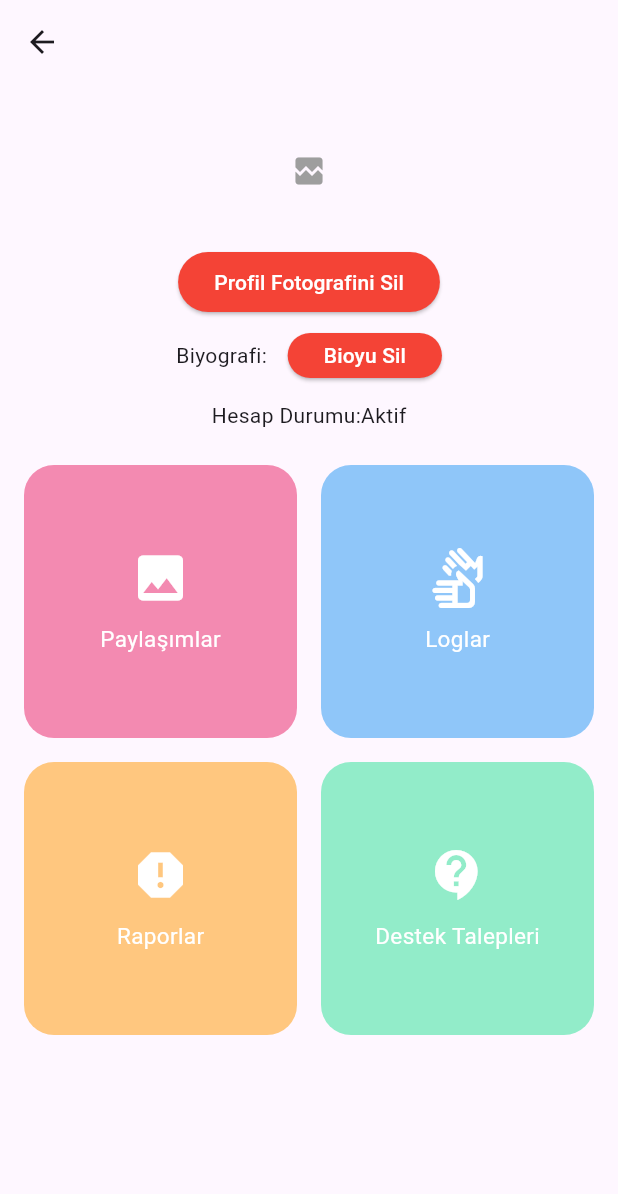
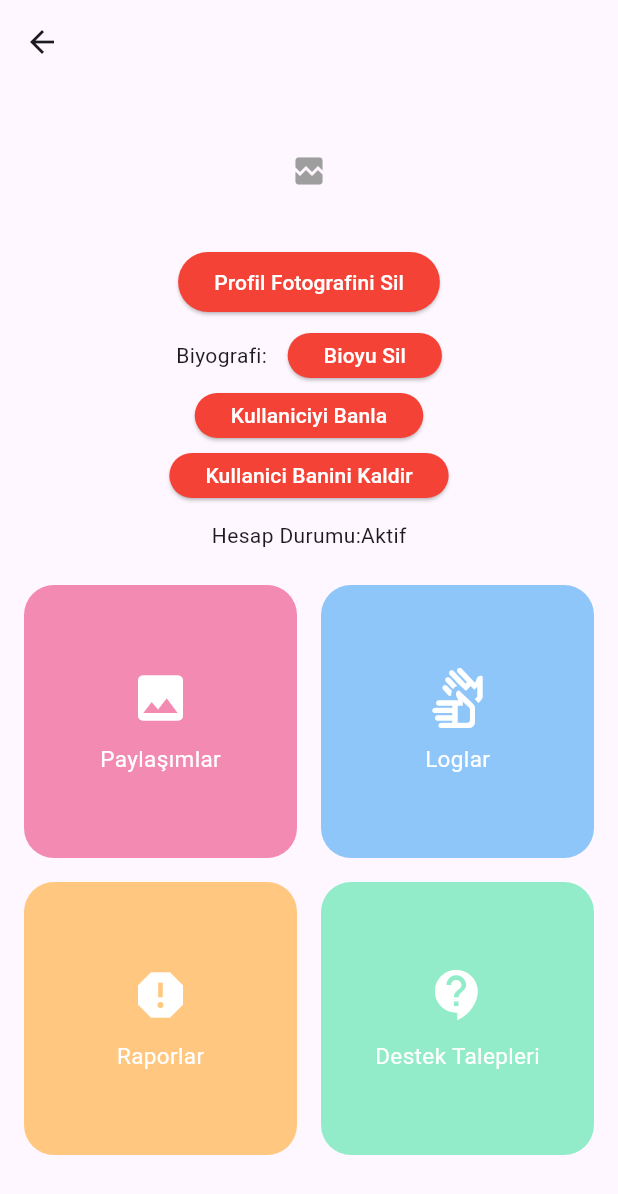
Before and after one commit to hamzakircicek/wientech_developer, a Flutter app: the UserDetailPage screen opened directly with empty values, on a phone screen of 412 x 824 dp. Shown: the top 1194 px of the screen. Run offline on Flutter 3.47's test engine with Material 3 defaults, Android fonts, the phone set to English and light mode, and no system bars; drawn by our look-alikes of cached_network_image; our stand-ins replace firebase_core, firebase_messaging, flutter_bloc, flutter_secure_storage; accounts and stored records are empty; generated files the repository leaves out were written again; network calls fail.

```diff
--- a/lib/bloc/login_bloc/bloc.dart
+++ b/lib/bloc/login_bloc/bloc.dart
@@ -23,6 +23,7 @@ class LoginBloc extends Bloc<LoginEvent, LoginState> {
         userName: event.userName,
         pass: event.password,
       );
+
       if (registerRes.status) {
         emit(state.copyWith(loginStatus: LoginStatus.success));
         await UserSecureStorageService.saveToken(registerRes.token ?? '');
--- a/lib/models/supports_model.dart
+++ b/lib/models/supports_model.dart
@@ -34,11 +34,13 @@ class AllSupportsModel {
 }
 
 class SupportModel {
+  final String id;
   final SupportType type;
   final String message;
   final SupportUserModel user;
   final SupportStatus supportStatus;
   SupportModel({
+    required this.id,
     required this.type,
     required this.supportStatus,
     required this.user,
@@ -46,6 +48,7 @@ class SupportModel {
   });
 
   factory SupportModel.fromJson(Map<String, dynamic> json) => SupportModel(
+    id: json['_id'],
     type: parseSupportType(json['support_type']),
     message: json['message'],
     user: SupportUserModel.fromJson(json['supported_user']),
--- a/lib/pages/user_detail_page.dart
+++ b/lib/pages/user_detail_page.dart
@@ -1,5 +1,6 @@
 import 'package:cached_network_image/cached_network_image.dart';
 import 'package:flutter/material.dart';
+import 'package:wien_tech_admin/api_services/api_service.dart';
 import 'package:wien_tech_admin/models/user_model.dart';
 import 'package:wien_tech_admin/pages/logs_page.dart';
 import 'package:wien_tech_admin/pages/supports_page.dart';
@@ -72,6 +73,39 @@ class UserDetailPage extends StatelessWidget {
                       ),
                     ),
                   ],
+                ),
+              ),
+
+              SizedBox(
+                height: 30,
+                child: ElevatedButton(
+                  style: ElevatedButton.styleFrom(backgroundColor: Colors.red),
+                  onPressed: () async {
+                    final res = await ApiService.banUser(userId: user.id);
+                    if (res) {
+                      print('ban basarili kral');
+                    }
+                  },
+                  child: Text(
+                    'Kullaniciyi Banla',
+                    style: TextStyle(color: Colors.white),
+                  ),
+                ),
+              ),
+              SizedBox(
+                height: 30,
+                child: ElevatedButton(
+                  style: ElevatedButton.styleFrom(backgroundColor: Colors.red),
+                  onPressed: () async {
+                    final res = await ApiService.removeBanUser(userId: user.id);
+                    if (res) {
+                      print('ban kaldirma islemi basarili kral');
+                    }
+                  },
+                  child: Text(
+                    'Kullanici Banini Kaldir',
+                    style: TextStyle(color: Colors.white),
+                  ),
                 ),
               ),
               SizedBox(
```
Also changed, not shown: lib/pages/reports_detail_page.dart (+10 -0 lines), lib/pages/support_detail_page.dart (+10 -0 lines).
